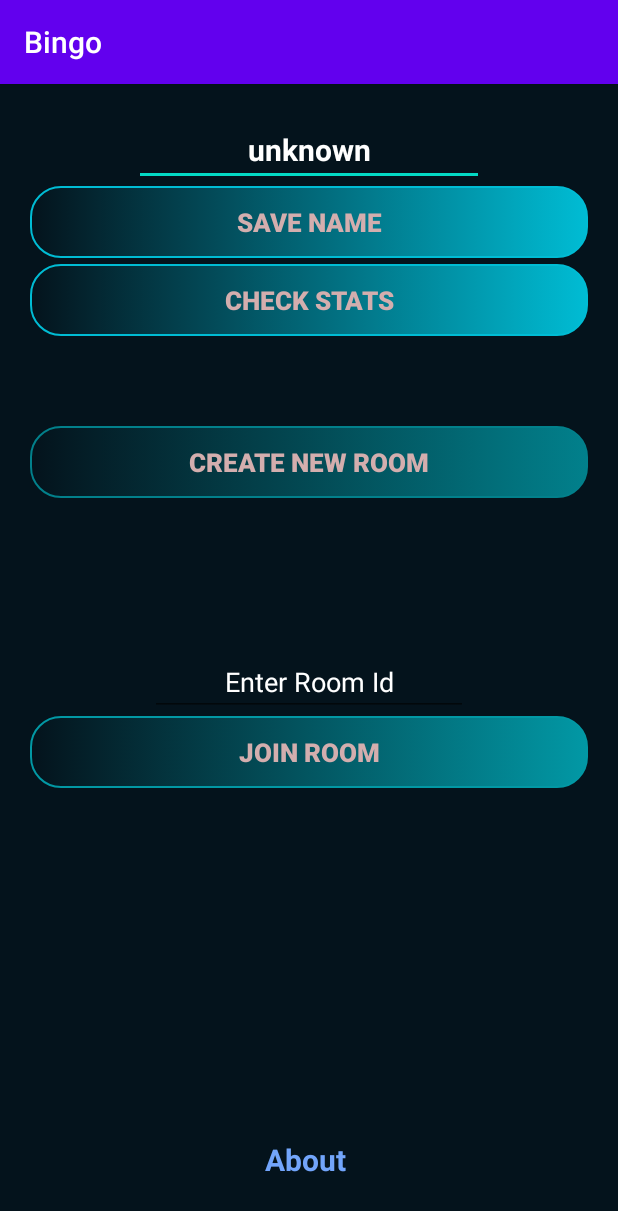
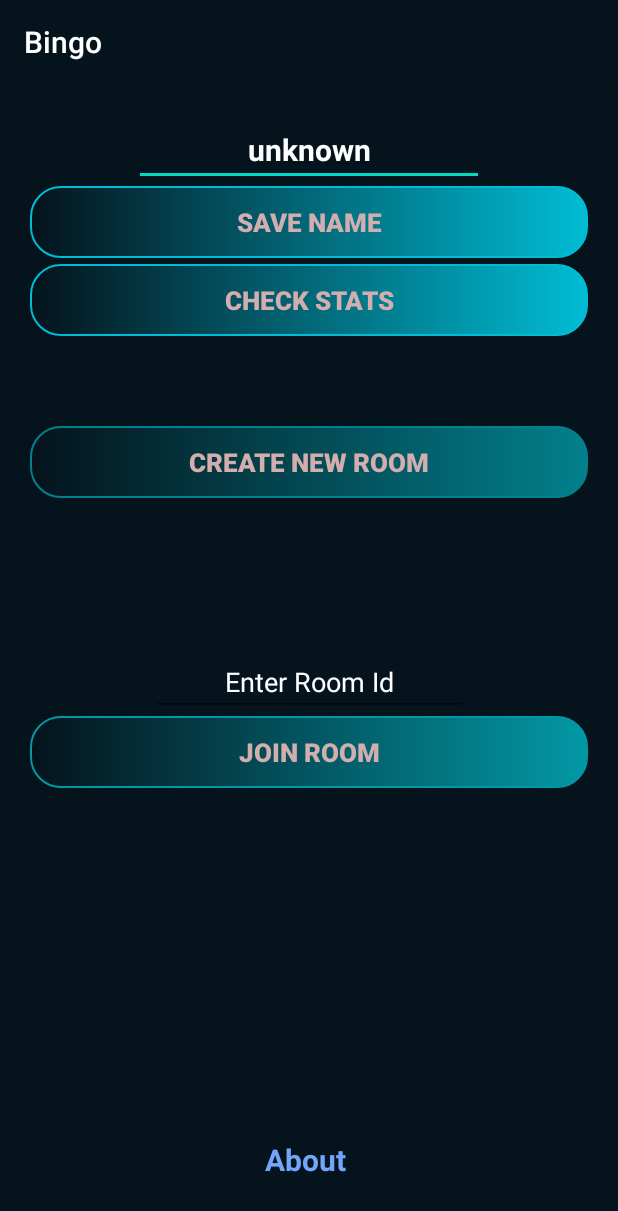
Before and after one commit to himanshu-bhargava/Bingo, an Android app: the screen it shows after launch (FirstScreen), on a phone screen of 412 x 824 dp. Shown: the top 1211 px of the screen. Run offline under Robolectric (Android 15) with nearby library versions, the phone set to English and light mode, and no system bars; libraries missing offline, so code that uses them is left out: org.springframework.http, org.springframework.web; 1 statement that could not run was skipped.

Commit message:
Bug fixes

```diff
--- a/app/build.gradle
+++ b/app/build.gradle
@@ -11,8 +11,8 @@ android {
         applicationId "com.sb.play.bingo"
         minSdkVersion 21
         targetSdkVersion 30
-        versionCode 6
-        versionName "1.3"
+        versionCode 10
+        versionName "1.5"
 
         testInstrumentationRunner "androidx.test.runner.AndroidJUnitRunner"
     }
--- a/app/src/main/java/com/sb/play/adaptor/AboutAdaptor.java
+++ b/app/src/main/java/com/sb/play/adaptor/AboutAdaptor.java
@@ -18,8 +18,8 @@ import androidx.recyclerview.widget.RecyclerView;
 
 public class AboutAdaptor extends RecyclerView.Adapter<AboutAdaptor.ViewHolder> {
 
-    private List<About> abouts;
-    private Context context;
+    private final List<About> abouts;
+    private final Context context;
 
     public AboutAdaptor(Context context, List<About> abouts) {
         this.abouts = abouts;
--- a/app/src/main/java/com/sb/play/adaptor/StatAdaptor.java
+++ b/app/src/main/java/com/sb/play/adaptor/StatAdaptor.java
@@ -18,7 +18,7 @@ import androidx.recyclerview.widget.RecyclerView;
 
 public class StatAdaptor extends RecyclerView.Adapter<StatAdaptor.ViewHolder> {
 
-    private List<Stat> stats;
+    private final List<Stat> stats;
 
     public StatAdaptor(Context context, List<Stat> stats) {
         this.stats = stats;
--- a/app/src/main/java/com/sb/play/bingo/FirstScreen.java
+++ b/app/src/main/java/com/sb/play/bingo/FirstScreen.java
@@ -50,7 +50,7 @@ public class FirstScreen extends AppCompatActivity implements View.OnKeyListener
         createRoomButton = findViewById(R.id.createRoom);
         joinRoomButton = findViewById(R.id.joinRoom);
         roomId = findViewById(R.id.roomId);
-        myNameEditText = (EditText) findViewById(R.id.myNameEditText);
+        myNameEditText = findViewById(R.id.myNameEditText);
         sharedPreferences = getSharedPreferences(Constants.MY_APP_NAME, Context.MODE_PRIVATE);
         Log.i("Test", "" + myNameEditText.getText());
         fetchAndAssignSavedName();
--- a/app/src/main/java/com/sb/play/bingo/services/BackendService.java
+++ b/app/src/main/java/com/sb/play/bingo/services/BackendService.java
@@ -16,8 +16,8 @@ import org.springframework.web.client.RestTemplate;
 public class BackendService {
 
     public static String name;
-    private RestTemplate restTemplate;
-    private BackendParam backendParam = new Constants.AwsBackendParam();
+    private final RestTemplate restTemplate;
+    private final BackendParam backendParam = new Constants.AwsBackendParam();
 
     public BackendService() {
         restTemplate = new RestTemplate(true);
--- a/app/src/main/res/layout/activity_first_screen.xml
+++ b/app/src/main/res/layout/activity_first_screen.xml
@@ -103,7 +103,6 @@
                 android:ems="10"
                 android:hint="Enter Room Id"
                 android:inputType="number"
-                android:onClick="about"
                 android:textAlignment="center"
                 android:textColor="#F3FFFFFF"
                 android:textColorHint="#FFFFFF" />
--- a/app/src/main/res/values/colors.xml
+++ b/app/src/main/res/values/colors.xml
@@ -1,7 +1,7 @@
 <?xml version="1.0" encoding="utf-8"?>
 <resources>
-    <color name="colorPrimary">#6200EE</color>
-    <color name="colorPrimaryDark">#3700B3</color>
+    <color name="colorPrimary">#04131C</color>
+    <color name="colorPrimaryDark">#041310</color>
     <color name="bingoColor">#03DAC5</color>
     <color name="playerColor">#C6FF00</color>
 </resources>
```
Also changed, not shown: app/src/main/assets/about.json (+16 -4 lines), app/src/main/java/com/sb/play/bingo/MainActivity.java (+19 -19 lines), app/src/main/res/layout/activity_main.xml (+9 -6 lines).
